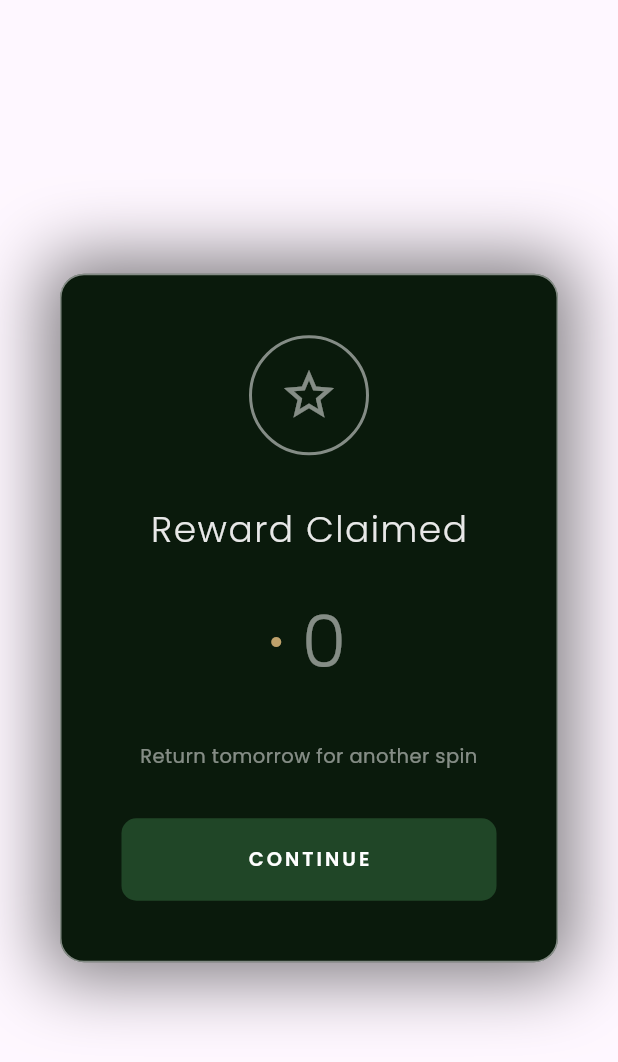
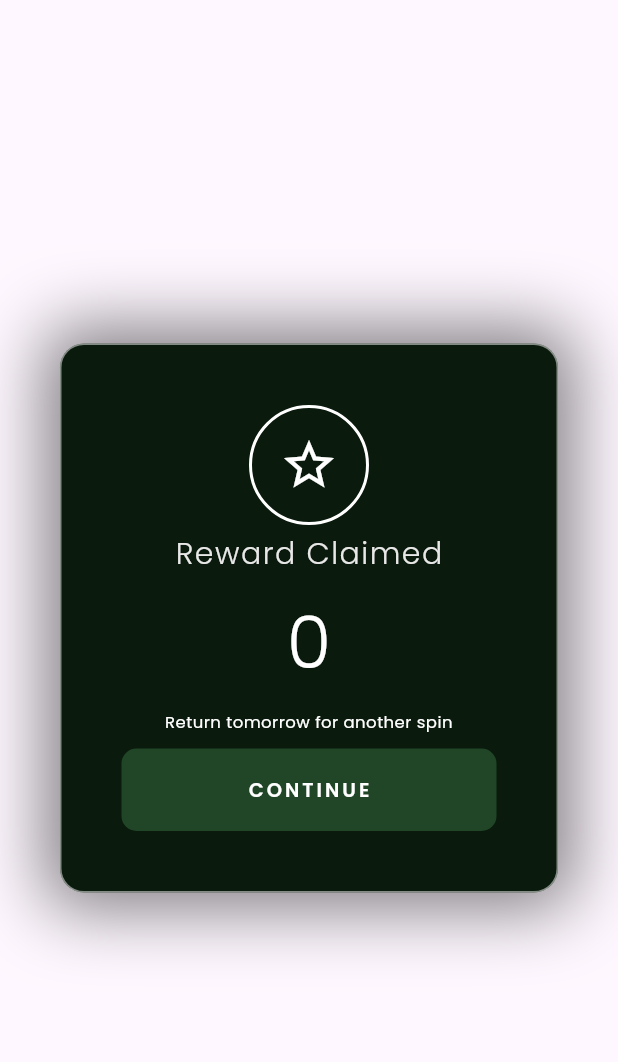
Before and after one commit to Christentimmy/Earnly, a Flutter app: the RewardPopup widget shown alone on an empty page, opened directly with empty values, on a phone screen of 412 x 824 dp. Shown: the top 1062 px of the screen. Run offline on Flutter 3.47's test engine with Material 3 defaults, Android fonts, the phone set to English and light mode, and no system bars; our stand-ins replace cherry_toast, flutter_secure_storage, get, google_fonts, loading_animation_widget, pinput; accounts and stored records are empty; network calls fail.

Commit message:
reward widget modified

```diff
--- a/lib/app/modules/games/views/wheel_spin_screen.dart
+++ b/lib/app/modules/games/views/wheel_spin_screen.dart
@@ -1,3 +1,4 @@
+import 'package:earnly/app/controllers/user_controller.dart';
 import 'package:earnly/app/modules/games/controllers/wheel_spin_controller.dart';
 import 'package:earnly/app/modules/games/widgets/triangle_pointer.dart';
 import 'package:earnly/app/modules/games/widgets/wheel_painter.dart';
@@ -13,6 +14,7 @@ class WheelSpinScreen extends StatelessWidget {
   WheelSpinScreen({super.key});
 
   final wheelSpinController = Get.put(WheelSpinController());
+  final userController = Get.find<UserController>();
 
   @override
   Widget build(BuildContext context) {
@@ -161,8 +163,8 @@ class WheelSpinScreen extends StatelessWidget {
                       ? "You earned $lastReward coins today"
                       : "Win between ${wheelSpinController.rewards.first} and ${wheelSpinController.rewards.last} coins",
                   textAlign: TextAlign.center,
-                  style: const TextStyle(
-                    color: Color(0xFF6B7280),
+                  style: GoogleFonts.poppins(
+                    color: Colors.white,
                     fontSize: 13,
                     fontWeight: FontWeight.w400,
                     letterSpacing: 0.3,
@@ -225,18 +227,21 @@ class WheelSpinScreen extends StatelessWidget {
             border: Border.all(color: const Color(0xFF2D3142), width: 1),
           ),
           child: Row(
-            children: const [
+            children: [
               Icon(Icons.circle, color: Colors.white, size: 8),
               SizedBox(width: 8),
-              Text(
-                "1,250",
+              Obx(() {
+                final userModel = userController.userModel.value;
+                return Text(
+                  userModel?.credits.toString() ?? "0",
                   style: TextStyle(
                     color: Color(0xFFE8E8E8),
                     fontWeight: FontWeight.w600,
                     fontSize: 15,
                     letterSpacing: 0.5,
                   ),
-              ),
+                );
+              }),
             ],
           ),
         ),
--- a/lib/app/modules/games/widgets/reward_widget.dart
+++ b/lib/app/modules/games/widgets/reward_widget.dart
@@ -81,56 +81,42 @@ class _RewardPopupState extends State<RewardPopup>
                   height: 80,
                   decoration: BoxDecoration(
                     shape: BoxShape.circle,
-                    border: Border.all(
-                      color: Colors.white.withValues(alpha: 0.5),
-                      width: 2,
+                    border: Border.all(color: Colors.white, width: 2),
                   ),
+                  child: Icon(Icons.star_border, color: Colors.white, size: 40),
                 ),
-                  child: Icon(
-                    Icons.star_border,
-                    color: Colors.white.withValues(alpha: 0.5),
-                    size: 40,
-                  ),
-                ),
-                const SizedBox(height: 32),
+                const SizedBox(height: 5),
                 const Text(
                   "Reward Claimed",
                   style: TextStyle(
                     color: Color(0xFFE8E8E8),
-                    fontSize: 24,
+                    fontSize: 20,
                     fontWeight: FontWeight.w300,
                     letterSpacing: 1,
                   ),
                 ),
-                const SizedBox(height: 24),
-                Row(
-                  mainAxisAlignment: MainAxisAlignment.center,
-                  children: [
-                    const Icon(Icons.circle, color: Color(0xFFBFA26C), size: 8),
-                    const SizedBox(width: 12),
+                const SizedBox(height: 10),
                 Text(
                   "${widget.reward}",
                   style: GoogleFonts.poppins(
-                        color: Colors.white.withValues(alpha: 0.5),
+                    color: Colors.white,
                     fontSize: 48,
                     fontWeight: FontWeight.w300,
                     letterSpacing: 2,
                   ),
                 ),
-                  ],
-                ),
-                const SizedBox(height: 32),
+                const SizedBox(height: 10),
                 Text(
                   "Return tomorrow for another spin",
                   textAlign: TextAlign.center,
                   style: GoogleFonts.poppins(
-                    color: Colors.white.withValues(alpha: 0.5),
-                    fontSize: 13,
+                    color: Colors.white,
+                    fontSize: 11,
                     fontWeight: FontWeight.w400,
                     letterSpacing: 0.3,
                   ),
                 ),
-                const SizedBox(height: 32),
+                const SizedBox(height: 10),
 
                 CustomButton(
                   ontap: () {
```
Lines whose indentation alone changed are shown as unchanged.
